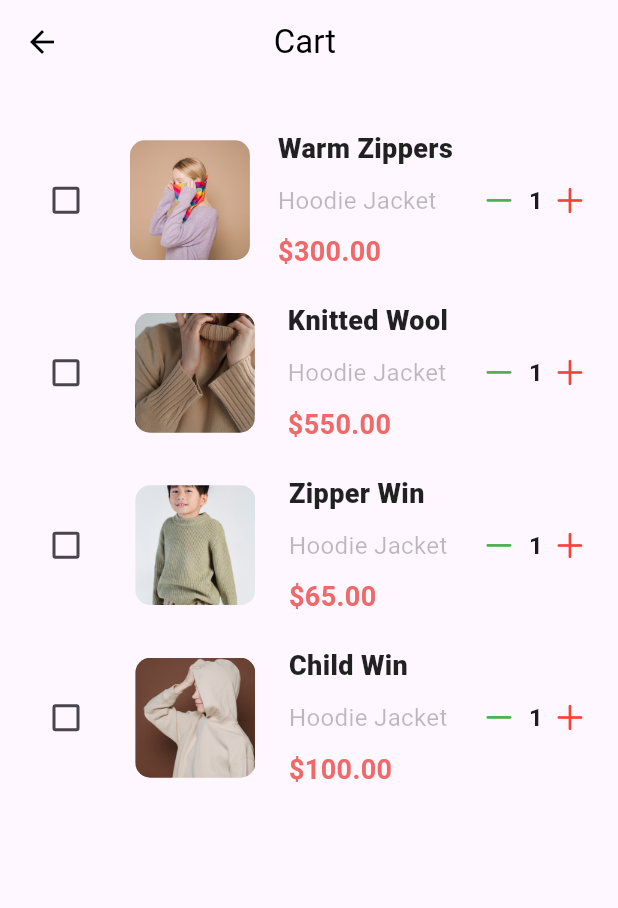
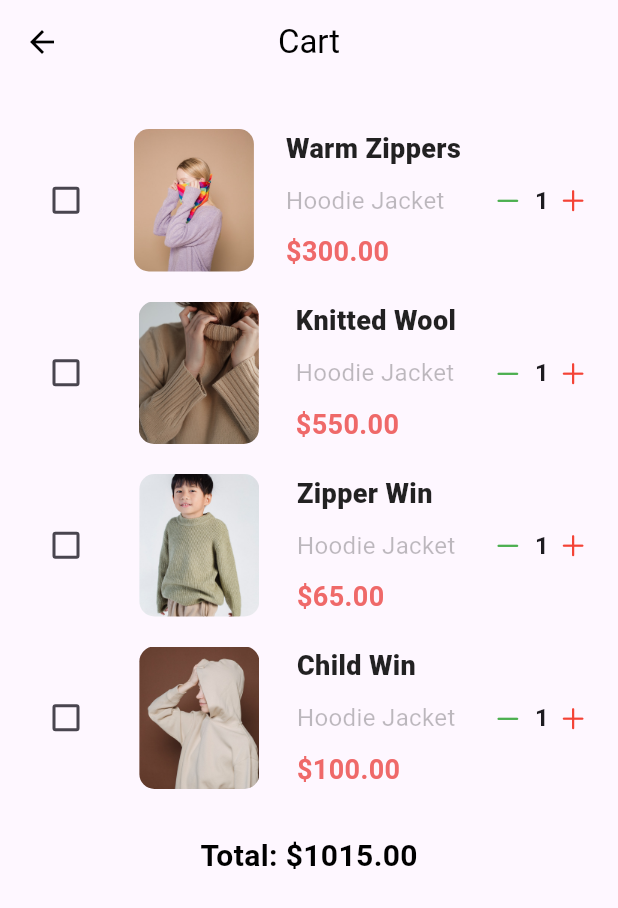
Before and after one commit to AsunaXD/E-Commerce-UI, a Flutter app: the CartScreen screen opened directly, on a phone screen of 412 x 824 dp. Shown: the top 908 px of the screen. Run offline on Flutter 3.47's test engine with Material 3 defaults, Android fonts, the phone set to English and light mode, and no system bars; our stand-ins replace animated_bottom_navigation_bar, fan_carousel_image_slider, flutter_rating_bar, introduction_screen.

Commit message:
minor bug fix

```diff
--- a/lib/SCreens/cart_screen.dart
+++ b/lib/SCreens/cart_screen.dart
@@ -1,3 +1,4 @@
+import 'dart:async';
 import 'package:flutter/cupertino.dart';
 import 'package:flutter/material.dart';
 
@@ -7,13 +8,7 @@ class CartScreen extends StatefulWidget {
 }
 
 class _CartScreenState extends State<CartScreen> {
-  List<bool> selectedItems = [
-    false,
-    false,
-    false,
-    false
-  ]; // Track checkbox state
-
+  List<bool> selectedItems = [false, false, false, false];
   List imagesList = [
     "images/image1.jpg",
     "images/image2.jpg",
@@ -24,20 +19,58 @@ class _CartScreenState extends State<CartScreen> {
     "Warm Zippers",
     "Knitted Wool",
     "Zipper Win",
-    "Child Win",
+    "Child Win"
   ];
-  List<double> prices = [
-    300,
-    550,
-    65,
-    100,
-  ];
-  // List to track the quantity of each item
-  List<int> quantities = [1, 1, 1, 1]; // Corrected the tracking of quantities
+  List<double> prices = [300, 550, 65, 100];
+  List<int> quantities = [1, 1, 1, 1];
+
+  Timer? _decreaseTimer;
+  Timer? _increaseTimer;
+
+  // Calculate the total price
+  double getTotalPrice() {
+    double total = 0.0;
+    for (int i = 0; i < prices.length; i++) {
+      total += prices[i] * quantities[i];
+    }
+    return total;
+  }
+
+//Decreasing logic for Minus Icon
+  void startRapidDecrease(int index) {
+    _decreaseTimer = Timer.periodic(Duration(milliseconds: 100), (timer) {
+      if (quantities[index] > 1) {
+        setState(() {
+          quantities[index]--;
+        });
+      } else {
+        timer.cancel();
+      }
+    });
+  }
+
+//Increasing logic for Added Icon
+  void stopRapidDecrease() {
+    _decreaseTimer?.cancel();
+  }
+
+  void startRapidIncrease(int index) {
+    _increaseTimer = Timer.periodic(Duration(milliseconds: 100), (timer) {
+      setState(() {
+        quantities[index]++;
+      });
+    });
+  }
+
+  void stopRapidIncrease() {
+    _increaseTimer?.cancel();
+  }
+
+  @override
   Widget build(BuildContext context) {
     return Scaffold(
       appBar: AppBar(
-        title: Text("Cart "),
+        title: Text("Cart"),
         leading: BackButton(),
         backgroundColor: Colors.transparent,
         foregroundColor: Colors.black,
@@ -51,7 +84,7 @@ class _CartScreenState extends State<CartScreen> {
             children: [
               ListView.builder(
                 itemCount: imagesList.length,
-                shrinkWrap: true, // Shrinks the list to fit content
+                shrinkWrap: true,
                 physics: NeverScrollableScrollPhysics(),
                 itemBuilder: (context, index) {
                   double totalPrice = prices[index] * quantities[index];
@@ -63,7 +96,7 @@ class _CartScreenState extends State<CartScreen> {
                         Checkbox(
                           splashRadius: 20,
                           activeColor: Color(0xFFEF6969),
-                          value: selectedItems[index], // Use dynamic state
+                          value: selectedItems[index],
                           onChanged: (val) {
                             setState(() {
                               selectedItems[index] = val!;
@@ -71,18 +104,15 @@ class _CartScreenState extends State<CartScreen> {
                           },
                         ),
                         ClipRRect(
-                          borderRadius:
-                              BorderRadius.circular(10), // Rounded corners
+                          borderRadius: BorderRadius.circular(10),
                           child: Image.asset(
                             imagesList[index],
-                            height: 80,
+                            height: 95,
                             width: 80,
-                            fit: BoxFit
-                                .cover, // Set a fixed height for the images
+                            fit: BoxFit.cover,
                           ),
                         ),
                         Column(
-                          mainAxisAlignment: MainAxisAlignment.end,
                           crossAxisAlignment: CrossAxisAlignment.start,
                           children: [
                             Text(
@@ -93,22 +123,15 @@ class _CartScreenState extends State<CartScreen> {
                                 fontWeight: FontWeight.w900,
                               ),
                             ),
-                            SizedBox(
-                              height: 10,
-                            ),
+                            SizedBox(height: 10),
                             Text(
                               "Hoodie Jacket",
                               style: TextStyle(
-                                color: Colors.black26,
-                                fontSize: 16,
+                                  color: Colors.black26, fontSize: 16),
                             ),
-                            ),
-                            SizedBox(
-                              height: 10,
-                            ),
-                            // Display the formatted price as a string with the currency symbol
+                            SizedBox(height: 10),
                             Text(
-                              "\$${totalPrice.toStringAsFixed(2)}", // Format the price to 2 decimal places
+                              "\$${totalPrice.toStringAsFixed(2)}",
                               style: TextStyle(
                                 fontSize: 18,
                                 fontWeight: FontWeight.bold,
@@ -123,18 +146,23 @@ class _CartScreenState extends State<CartScreen> {
                               onTap: () {
                                 setState(() {
                                   if (quantities[index] > 1) {
-                                    quantities[index]--; // Decrease quantity
+                                    quantities[index]--;
                                   }
                                 });
                               },
+                              onLongPress: () {
+                                startRapidDecrease(index);
+                              },
+                              onLongPressUp: () {
+                                stopRapidDecrease();
+                              },
                               child: Icon(
                                 CupertinoIcons.minus,
+                                size: 20,
                                 color: Colors.green,
                               ),
                             ),
-                            SizedBox(
-                              width: 8,
-                            ),
+                            SizedBox(width: 8),
                             Text(
                               quantities[index].toString(),
                               style: TextStyle(
@@ -142,28 +170,40 @@ class _CartScreenState extends State<CartScreen> {
                                 fontWeight: FontWeight.w700,
                               ),
                             ),
-                            SizedBox(
-                              width: 6,
-                            ),
+                            SizedBox(width: 6),
                             GestureDetector(
                               onTap: () {
                                 setState(() {
-                                    quantities[index]++; // Increase quantity
+                                  quantities[index]++;
                                 });
+                              },
+                              onLongPress: () {
+                                startRapidIncrease(index);
+                              },
+                              onLongPressUp: () {
+                                stopRapidIncrease();
                               },
                               child: Icon(
                                 CupertinoIcons.plus,
+                                size: 20,
                                 color: Colors.red,
-                                )),
-                            // SizedBox(
-                            //   width: 8,
-                            // ),
+                              ),
+                            ),
                           ],
                         ),
                       ],
                     ),
                   );
                 },
+              ),
+              SizedBox(height: 20),
+              Text(
+                "Total: \$${getTotalPrice().toStringAsFixed(2)}",
+                style: TextStyle(
+                  fontSize: 20,
+                  fontWeight: FontWeight.bold,
+                  color: Colors.black,
+                ),
               ),
             ],
           ),
```
Lines whose indentation alone changed are shown as unchanged.
